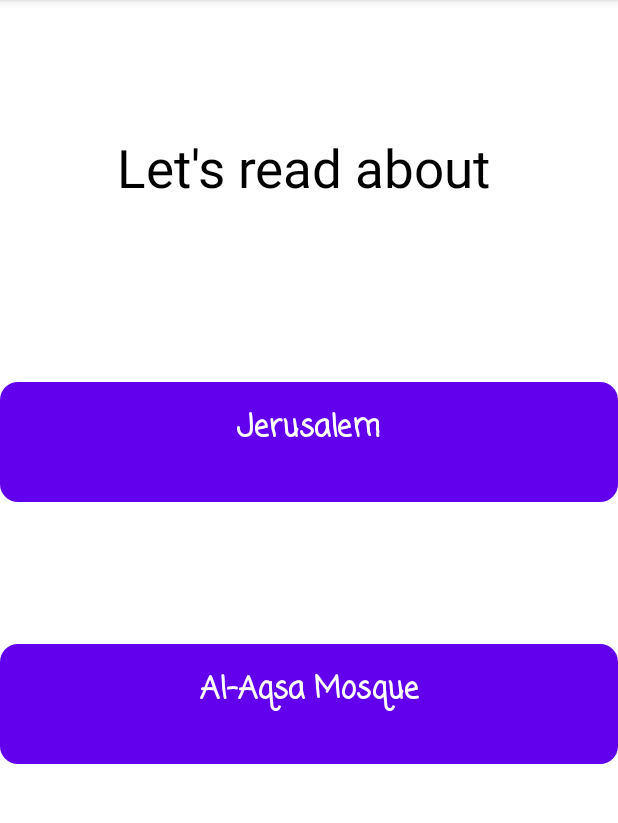
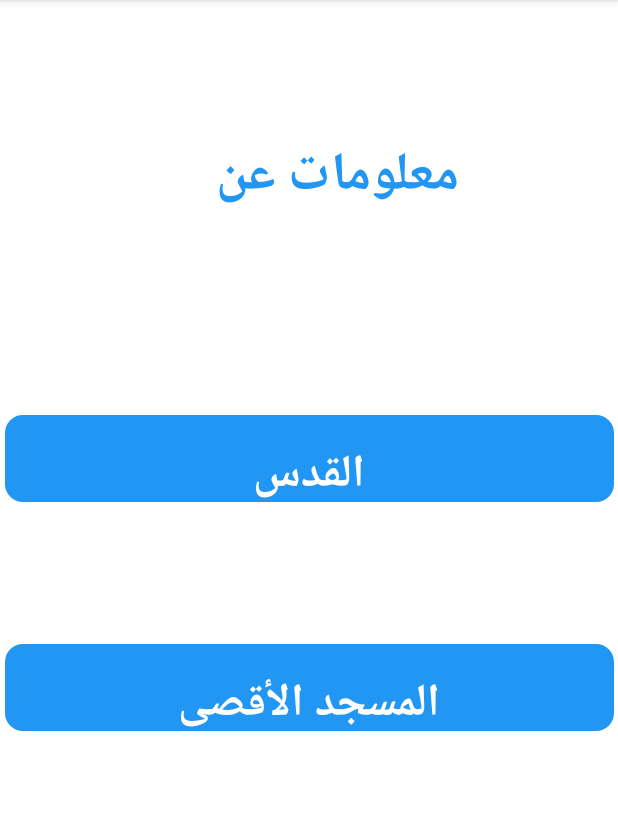
Before and after one commit to ayamaher4/CloudProject, an Android app: the fragment AboutFragment shown on its own in the app's theme, on a phone screen of 412 x 824 dp, the part 84-907 px from its top. Run offline under Robolectric (Android 15) with nearby library versions, the light colour scheme and no system bars.

Commit message:
commit A

```diff
--- a/app/src/main/AndroidManifest.xml
+++ b/app/src/main/AndroidManifest.xml
@@ -1,6 +1,8 @@
 <?xml version="1.0" encoding="utf-8"?>
 <manifest xmlns:android="http://schemas.android.com/apk/res/android"
+
     package="com.example.cloudproject">
+    <uses-permission android:name="android.permission.INTERNET" />
 
     <application
         android:allowBackup="true"
--- a/app/src/main/java/Fragments/AboutFragment.java
+++ b/app/src/main/java/Fragments/AboutFragment.java
@@ -19,7 +19,7 @@ public class AboutFragment extends Fragment {
                              Bundle savedInstanceState) {
         // Inflate the layout for this fragment
         View root= inflater.inflate(R.layout.fragment_about, container, false);
-        root.findViewById(R.id.text_photo).setOnClickListener(new View.OnClickListener() {
+        root.findViewById(R.id.jerusalem).setOnClickListener(new View.OnClickListener() {
             @Override
             public void onClick(View view) {
                 Intent i= new Intent(getContext(), AboutActivity.class);
--- a/app/src/main/java/model/AboutAdapter.java
+++ b/app/src/main/java/model/AboutAdapter.java
@@ -25,7 +25,7 @@ public AboutAdapter(Context context, List<String> Strings) {
      @NonNull
 @Override
 public photoViewHolder onCreateViewHolder(@NonNull ViewGroup parent, int viewType) {
-        View view = LayoutInflater.from(parent.getContext()).inflate(R.layout.image_item, parent, false);
+        View view = LayoutInflater.from(parent.getContext()).inflate(R.layout.about_item, parent, false);
         return new photoViewHolder(view);
         }
 
--- a/app/src/main/res/drawable/shape_text.xml
+++ b/app/src/main/res/drawable/shape_text.xml
@@ -2,7 +2,7 @@
 <shape android:shape="rectangle"
     xmlns:android="http://schemas.android.com/apk/res/android">
 
-<solid android:color="@color/purple_500" />
+<solid android:color="#2196F3" />
     <corners android:radius="12dp"/>
     <size android:height="40dp" android:width="200dp"/>
 
--- a/app/src/main/res/drawable/start_shape.xml
+++ /dev/null
@@ -1,6 +0,0 @@
-<?xml version="1.0" encoding="utf-8"?>
-<shape android:shape="oval"
-    xmlns:android="http://schemas.android.com/apk/res/android">
-<solid android:color="@color/purple_500"/>
-    <size android:width="100dp" android:height="100dp"/>
-</shape>
--- a/app/src/main/res/layout/activity_about.xml
+++ b/app/src/main/res/layout/activity_about.xml
@@ -12,7 +12,7 @@
         app:layout_constraintBottom_toBottomOf="parent"
         app:layout_constraintEnd_toEndOf="parent"
         app:layout_constraintStart_toStartOf="parent"
-        tools:listitem="@layout/image_item"
+        tools:listitem="@layout/about_item"
         app:layout_constraintTop_toTopOf="parent" />
 
     <ProgressBar
--- a/app/src/main/res/layout/fragment_about.xml
+++ b/app/src/main/res/layout/fragment_about.xml
@@ -14,53 +14,53 @@
         android:layout_marginStart="85dp"
         android:layout_marginTop="88dp"
         android:layout_marginEnd="86dp"
-        android:text="Let's read about"
-        android:textColor="@color/black"
+        android:text="معلومات عن"
+        android:textAlignment="center"
+        android:textColor="#2196F3"
         android:textSize="35sp"
+        android:textStyle="bold"
         app:layout_constraintEnd_toEndOf="parent"
         app:layout_constraintHorizontal_bias="0.148"
         app:layout_constraintStart_toStartOf="parent"
         app:layout_constraintTop_toTopOf="parent" />
 
     <TextView
-        android:id="@+id/text_photo"
-        android:layout_width="match_parent"
-        android:layout_height="80dp"
+        android:id="@+id/jerusalem"
+        android:layout_width="406dp"
+        android:layout_height="58dp"
         android:layout_marginTop="103dp"
         android:layout_marginBottom="47dp"
         android:background="@drawable/shape_text"
-        android:fontFamily="casual"
         android:paddingStart="16dp"
         android:paddingTop="15dp"
         android:paddingEnd="16dp"
         android:text="@string/text1"
+        android:textColor="@color/white"
+        android:textSize="30sp"
         android:textAlignment="center"
-        android:textColor="@color/white"
-        android:textSize="20sp"
         android:textStyle="bold"
-        app:layout_constraintBottom_toTopOf="@+id/textView5"
+        app:layout_constraintBottom_toTopOf="@+id/AlAqsaMosque"
         app:layout_constraintEnd_toEndOf="parent"
         app:layout_constraintStart_toStartOf="parent"
         app:layout_constraintTop_toBottomOf="@+id/textView" />
 
     <TextView
-        android:id="@+id/textView5"
-        android:layout_width="match_parent"
-        android:layout_height="80dp"
+        android:id="@+id/AlAqsaMosque"
+        android:layout_width="406dp"
+        android:layout_height="58dp"
         android:layout_marginTop="47dp"
         android:layout_marginBottom="283dp"
         android:background="@drawable/shape_text"
-        android:fontFamily="casual"
         android:paddingStart="16dp"
         android:paddingTop="15dp"
         android:paddingEnd="16dp"
+        android:textAlignment="center"
         android:text="@string/text2"
-        android:textAlignment="center"
         android:textColor="@color/white"
-        android:textSize="20sp"
+        android:textSize="30sp"
         android:textStyle="bold"
         app:layout_constraintBottom_toBottomOf="parent"
         app:layout_constraintEnd_toEndOf="parent"
         app:layout_constraintStart_toStartOf="parent"
-        app:layout_constraintTop_toBottomOf="@+id/text_photo" />
+        app:layout_constraintTop_toBottomOf="@+id/jerusalem" />
 </androidx.constraintlayout.widget.ConstraintLayout>
--- a/app/src/main/res/values/strings.xml
+++ b/app/src/main/res/values/strings.xml
@@ -2,8 +2,8 @@
     <string name="app_name">CloudProject</string>
     <!-- TODO: Remove or change this placeholder text -->
     <string name="hello_blank_fragment">Hello blank fragment</string>
-    <string name="text1">Jerusalem</string>
-    <string name="text2">Al-Aqsa Mosque</string>
+    <string name="text1">القدس</string>
+    <string name="text2">المسجد الأقصى</string>
     <string name="key_font_size">key_font_size</string>
     <string name="key_night_mode">key_night_mode</string>
     <string name="confirm">Confirm</string>
```
Also changed, not shown: app/src/main/java/Fragments/WatchFragment.java (+4 -4 lines), app/src/main/res/layout/about_item.xml (added, +44 -0 lines), app/src/main/res/layout/fragment_watch.xml (+62 -80 lines), app/src/main/res/layout/image_item.xml (deleted, +0 -21 lines), app/src/main/res/drawable/view.png (added).
